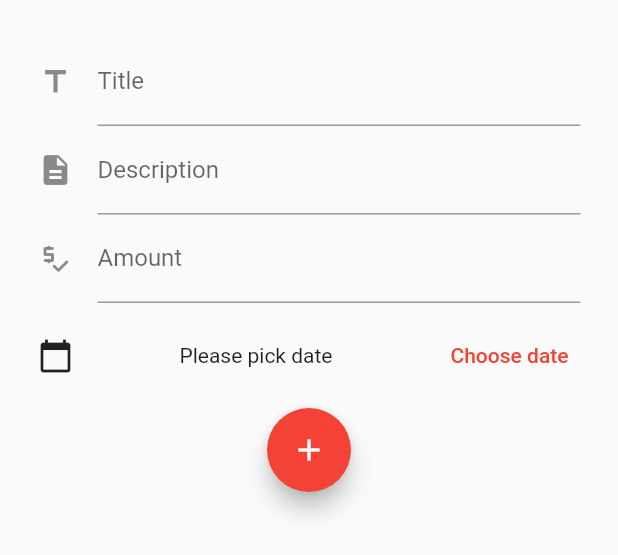
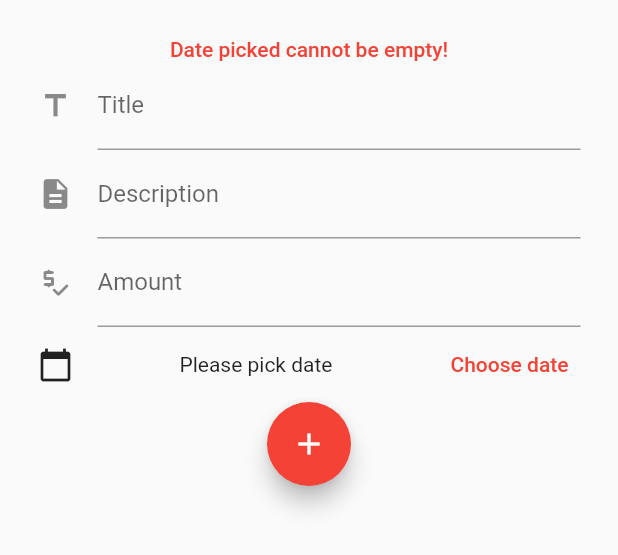
Before and after one commit to andryroid/expense_app, a Flutter app: the AddExpense widget shown alone on an empty page, opened directly with empty values, after a tap on the "add" icon, on a phone screen of 412 x 824 dp. Shown: the top 555 px of the screen. Run offline on Flutter 3.47's test engine with Material 2 defaults, Android fonts, the phone set to English and light mode, and no system bars.

Commit message:
control input add expense

```diff
--- a/lib/widgets/expense/add_expense.dart
+++ b/lib/widgets/expense/add_expense.dart
@@ -13,6 +13,7 @@ class AddExpense extends StatefulWidget {
 class _AddExpenseState extends State<AddExpense> {
   final titleController = TextEditingController();
   var _pickedDate = null;
+  String _errors = "";
 
   final descriptionController = TextEditingController();
 
@@ -36,7 +37,16 @@ class _AddExpenseState extends State<AddExpense> {
   Widget build(BuildContext context) {
     return Container(
       margin: const EdgeInsets.all(25),
-      child: Column(children: [
+      child: Column(
+        children: [
+          Container(
+            alignment: Alignment.center,
+            child: Text(
+              "$_errors",
+              style: const TextStyle(
+                  fontWeight: FontWeight.w500, color: Colors.red),
+            ),
+          ),
           TextField(
             controller: titleController,
             decoration: const InputDecoration(
@@ -54,7 +64,7 @@ class _AddExpenseState extends State<AddExpense> {
                   labelText: "Amount", icon: Icon(Icons.price_check_rounded)),
               keyboardType: TextInputType.number),
           Container(
-          height: 70,
+            height: 50,
             child: Row(
               mainAxisAlignment: MainAxisAlignment.spaceBetween,
               children: [
@@ -70,6 +80,20 @@ class _AddExpenseState extends State<AddExpense> {
           ),
           FloatingActionButton(
             onPressed: () {
+              //check controller
+              String attributError = "";
+              if (titleController.text == "") attributError = "Title";
+              if (descriptionController.text == "")
+                attributError = "Description";
+              if (amountController.text == "") attributError = "Amount";
+              if (_pickedDate == null) attributError = "Date picked";
+
+              if (attributError != "") {
+                setState(() {
+                  _errors = "$attributError cannot be empty!";
+                });
+                return;
+              }
               //add expense
               widget.handleAddExpense(
                   titleController.text,
@@ -82,8 +106,13 @@ class _AddExpenseState extends State<AddExpense> {
                   applicationLegalese: "",
                   applicationIcon: const Icon(Icons.done));
             },
-            child: const Icon(Icons.add))
-      ]),
+            child: const Icon(Icons.add),
+          ),
+          const SizedBox(
+            height: 5,
+          )
+        ],
+      ),
     );
   }
 }
```
Lines whose indentation alone changed are shown as unchanged.
